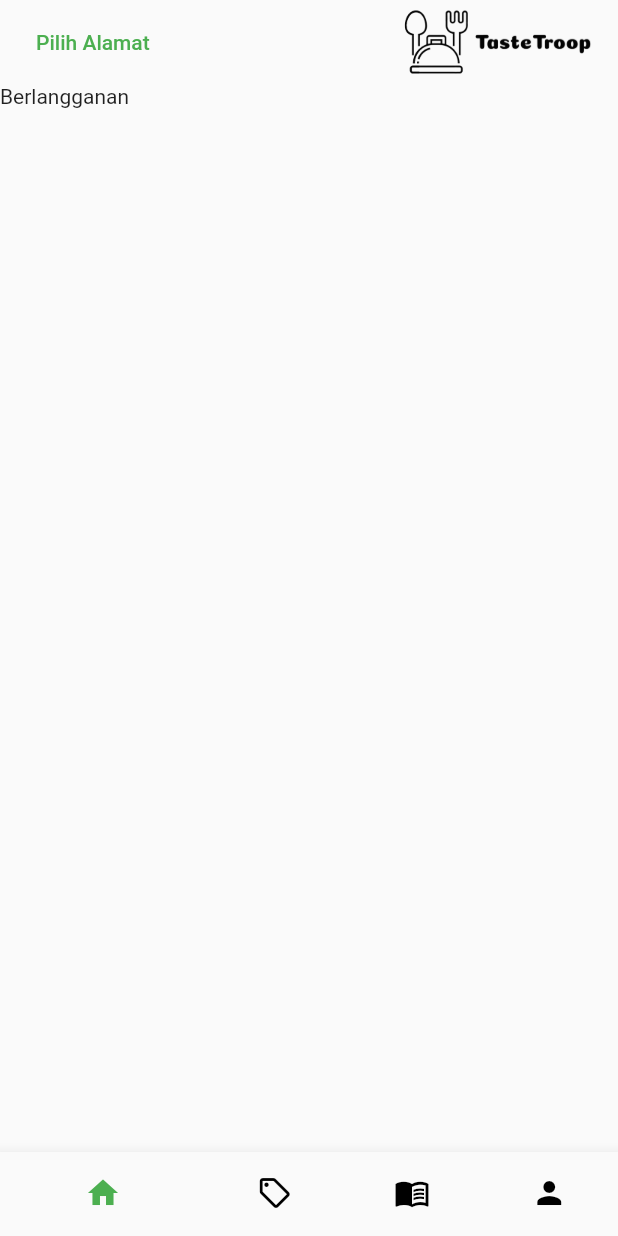
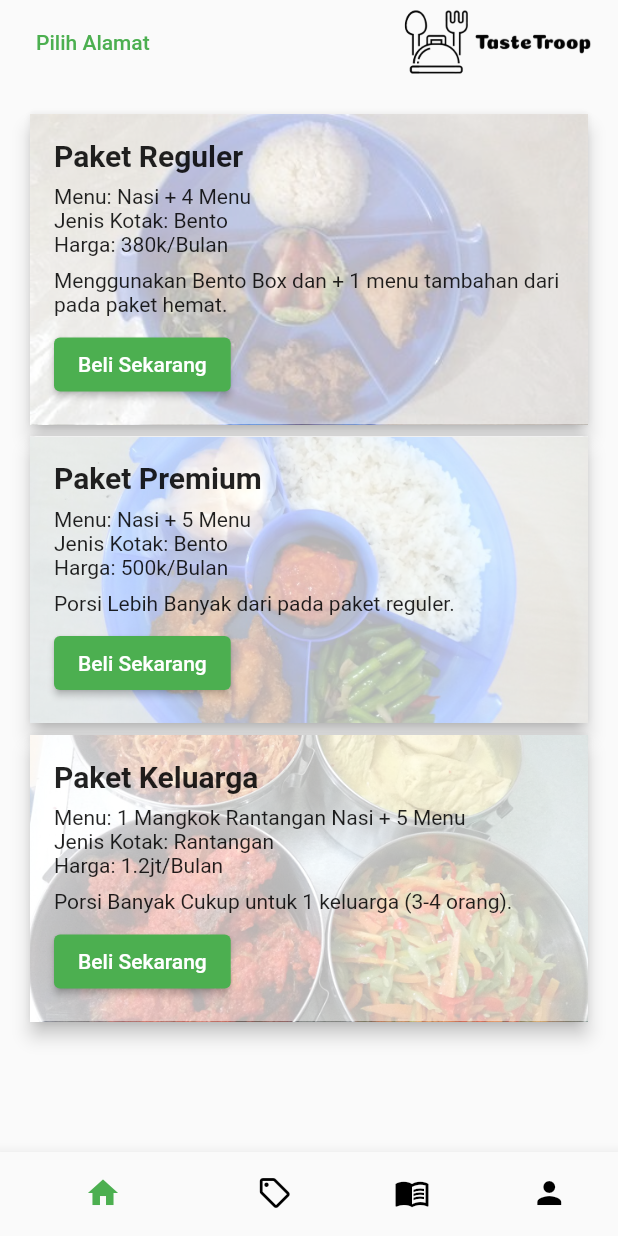
Before and after one commit to HansenTanio/TasteTroop, a Flutter app: the screen it shows after launch, swiped to page 2, on a phone screen of 412 x 824 dp. Run offline on Flutter 3.47's test engine with Material 2 defaults, Android fonts, the phone set to English and light mode, and no system bars; our stand-ins replace carousel_slider, firebase_auth, firebase_core, shared_preferences; accounts and stored records are empty.

Commit message:
menambahkan halaman berlangganan, referensi, dan profil

```diff
--- /dev/null
+++ b/lib/home/berlangganan.dart
@@ -0,0 +1,196 @@
+import 'package:flutter/material.dart';
+
+class BerlanggananScreen extends StatefulWidget {
+  const BerlanggananScreen({super.key});
+
+  @override
+  State<BerlanggananScreen> createState() => _BerlanggananScreenState();
+}
+
+class _BerlanggananScreenState extends State<BerlanggananScreen> {
+  @override
+  Widget build(BuildContext context) {
+    return ListView(
+      padding: EdgeInsets.all(16.0),
+      children: [
+        CateringPackageCard(
+          image: 'kotak_regular.png',
+          title: 'Paket Reguler',
+          menu: 'Nasi + 4 Menu',
+          boxType: 'Bento',
+          price: '380k/Bulan',
+          description:
+              'Menggunakan Bento Box dan + 1 menu tambahan dari pada paket hemat.',
+        ),
+        CateringPackageCard(
+          image: 'kotak_extra.png',
+          title: 'Paket Premium',
+          menu: 'Nasi + 5 Menu',
+          boxType: 'Bento',
+          price: '500k/Bulan',
+          description: 'Porsi Lebih Banyak dari pada paket reguler.',
+        ),
+        CateringPackageCard(
+          image: 'kotak_keluarga.png',
+          title: 'Paket Keluarga',
+          menu: '1 Mangkok Rantangan Nasi + 5 Menu',
+          boxType: 'Rantangan',
+          price: '1.2jt/Bulan',
+          description: 'Porsi Banyak Cukup untuk 1 keluarga (3-4 orang).',
+        ),
+      ],
+    );
+  }
+}
+
+class CateringPackageCard extends StatelessWidget {
+  final String image;
+  final String title;
+  final String menu;
+  final String boxType;
+  final String price;
+  final String description;
+
+  CateringPackageCard({
+    required this.image,
+    required this.title,
+    required this.menu,
+    required this.boxType,
+    required this.price,
+    required this.description,
+  });
+
+  @override
+  Widget build(BuildContext context) {
+    return Card(
+      elevation: 5.0,
+      child: Container(
+        decoration: BoxDecoration(
+          image: DecorationImage(
+            image: AssetImage(
+                'assets/images/$image'), // Ganti dengan path gambar yang sesuai
+            fit: BoxFit.cover,
+          ),
+        ),
+        child: Container(
+          decoration: BoxDecoration(
+            color: Colors.white
+                .withOpacity(0.7), // Warna putih dengan tingkat opasitas 0.7
+          ),
+          child: Padding(
+            padding: EdgeInsets.all(16.0),
+            child: Column(
+              crossAxisAlignment: CrossAxisAlignment.start,
+              children: [
+                Text(
+                  title,
+                  style: TextStyle(
+                    fontSize: 20.0,
+                    fontWeight: FontWeight.bold,
+                  ),
+                ),
+                SizedBox(height: 8.0),
+                Text('Menu: $menu'),
+                Text('Jenis Kotak: $boxType'),
+                Text('Harga: $price'),
+                SizedBox(height: 8.0),
+                Text(description),
+                SizedBox(height: 8.0),
+                ElevatedButton(
+                  onPressed: () {
+                    // Menampilkan dialog pembelian
+                    showDialog(
+                      context: context,
+                      builder: (BuildContext context) {
+                        return PurchaseDialog();
+                      },
+                    );
+                  },
+                  child: Text('Beli Sekarang'),
+                ),
+              ],
+            ),
+          ),
+        ),
+      ),
+    );
+  }
+}
+
+class PurchaseDialog extends StatefulWidget {
+  @override
+  _PurchaseDialogState createState() => _PurchaseDialogState();
+}
+
+class _PurchaseDialogState extends State<PurchaseDialog> {
+  int selectedMonths = 1;
+  String address = '';
+  String phoneNumber = '';
+
+  @override
+  Widget build(BuildContext context) {
+    return AlertDialog(
+      title:
+          Text('Pilih Jumlah Bulan, Masukkan Alamat, dan Nomor WhatsApp (WA)'),
+      content: SingleChildScrollView(
+        child: Column(
+          mainAxisSize: MainAxisSize.min,
+          children: [
+            DropdownButton<int>(
+              value: selectedMonths,
+              onChanged: (value) {
+                setState(() {
+                  selectedMonths = value!;
+                });
+              },
+              items: [1, 2, 3, 4, 5, 6]
+                  .map((months) => DropdownMenuItem<int>(
+                        value: months,
+                        child: Text('$months Bulan'),
+                      ))
+                  .toList(),
+            ),
+            SizedBox(height: 16.0),
+            TextField(
+              onChanged: (value) {
+                setState(() {
+                  address = value;
+                });
+              },
+              decoration: InputDecoration(
+                labelText: 'Alamat',
+              ),
+            ),
+            SizedBox(height: 16.0),
+            TextField(
+              onChanged: (value) {
+                setState(() {
+                  phoneNumber = value;
+                });
+              },
+              decoration: InputDecoration(
+                labelText: 'Nomor WhatsApp (WA)',
+              ),
+            ),
+          ],
+        ),
+      ),
+      actions: [
+        TextButton(
+          onPressed: () {
+            // Tambahkan logika untuk memproses pembelian
+            // Di sini Anda dapat menggunakan nilai selectedMonths, address, dan phoneNumber
+            Navigator.of(context).pop(); // Menutup dialog
+          },
+          child: Text('Beli'),
+        ),
+        TextButton(
+          onPressed: () {
+            Navigator.of(context).pop(); // Menutup dialog
+          },
+          child: Text('Batal'),
+        ),
+      ],
+    );
+  }
+}
--- a/lib/home/navigation.dart
+++ b/lib/home/navigation.dart
@@ -1,6 +1,9 @@
 import 'package:flutter/material.dart';
 import 'package:flutter/widgets.dart';
+import 'package:taste_troop/home/berlangganan.dart';
 import 'package:taste_troop/home/home.dart';
+import 'package:taste_troop/home/profile.dart';
+import 'package:taste_troop/home/referensi.dart';
 
 class navigationScreen extends StatefulWidget {
   const navigationScreen({super.key});
@@ -58,19 +61,15 @@ class _navigationScreenState extends State<navigationScreen> {
         children: [
           Container(
             child: HomeScreen(),
-            // child: Text("Home"),
           ),
           Container(
-            // child: BerlanggananPage(),
-            child: Text("Berlangganan"),
+            child: BerlanggananScreen(),
           ),
           Container(
-            // child: MasakanRandomPage(),
-            child: Text("Random"),
+            child: ReferensiScreen(),
           ),
           Container(
-            // child: ProfilePage(),
-            child: Text("Profile"),
+            child: ProfileScreen(),
           ),
         ],
       ),
--- a/pubspec.yaml
+++ b/pubspec.yaml
@@ -34,7 +34,9 @@ dependencies:
   firebase_core: ^2.21.0
   flutter:
     sdk: flutter
+  http: ^1.1.0
   intl: ^0.18.1
+  shared_preferences: ^2.2.2
 
 dev_dependencies:
   flutter_lints: ^2.0.0
```
Also changed, not shown: lib/home/models/referensi_model.dart (added, +24 -0 lines), lib/home/profile.dart (added, +129 -0 lines), lib/home/referensi.dart (added, +157 -0 lines), pubspec.lock, 1 other file.
